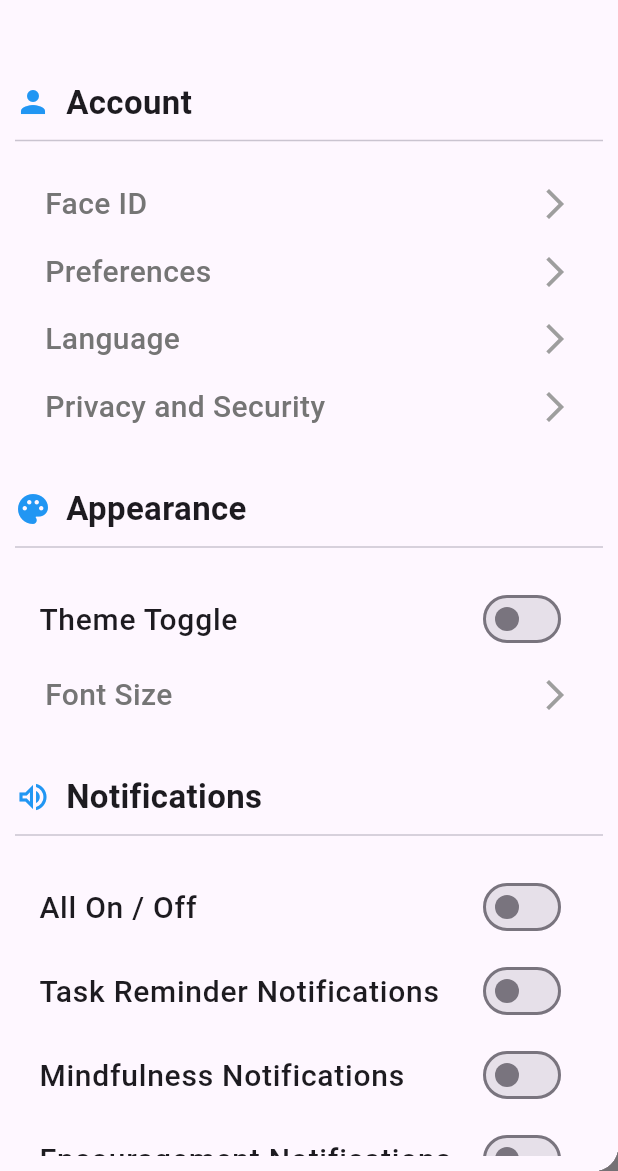
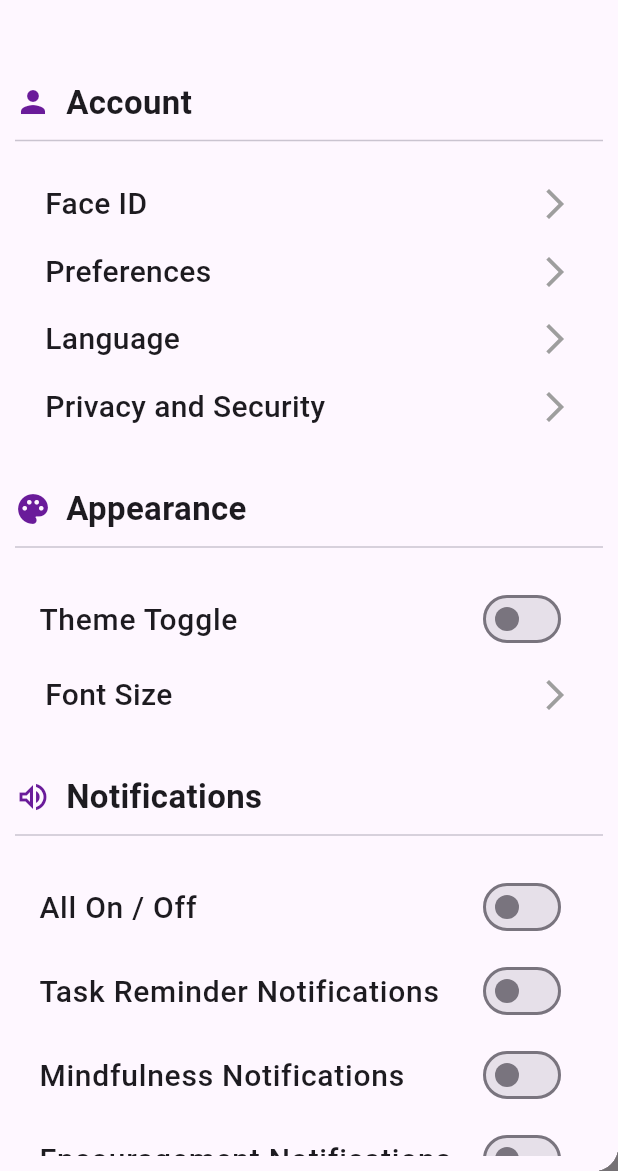
Before and after one commit to sebastiangalloway/Pyramids, a Flutter app: the screen it shows after launch, with the side drawer open, on a phone screen of 412 x 824 dp, the part 65-1236 px from its top. Run offline on Flutter 3.47's test engine with Material 3 defaults, Android fonts, the phone set to English and light mode, and no system bars; our stand-ins replace isar, shared_preferences; accounts and stored records are empty; generated files the repository leaves out were written again.

Commit message:
blue to purple icons and font color unhardcoded to sync with theme

```diff
--- a/lib/main_home_screen.dart
+++ b/lib/main_home_screen.dart
@@ -52,8 +52,7 @@ class _MainHomeScreenState extends State<MainHomeScreen> {
         showSelectedLabels: true,
         showUnselectedLabels: true,
         type: BottomNavigationBarType.fixed,
-        selectedItemColor: Colors.amber,
-        unselectedItemColor: Colors.blueGrey,
+        selectedItemColor: Colors.purple[800],
         items: const <BottomNavigationBarItem>[
           BottomNavigationBarItem(
             icon: Icon(Icons.home),
--- a/lib/screens/settings_screen.dart
+++ b/lib/screens/settings_screen.dart
@@ -1,4 +1,3 @@
-import 'package:flutter/cupertino.dart';
 import 'package:flutter/material.dart';
 import 'package:url_launcher/url_launcher.dart';
 import 'package:provider/provider.dart';
@@ -95,7 +94,7 @@ class _SettingsScreen extends State<SettingsScreen> {
                 children: [
                   Icon(
                     Icons.person,
-                    color: Colors.blue,
+                    color: Colors.purple[800],
                   ),
                   SizedBox(width: 10),
                   Text("Account",
@@ -112,7 +111,7 @@ class _SettingsScreen extends State<SettingsScreen> {
               SizedBox(height: 30),
               Row(
                 children: [
-                  Icon(Icons.palette, color: Colors.blue),
+                  Icon(Icons.palette, color: Colors.purple[800]),
                   SizedBox(width: 10),
                   Text("Appearance",
                       style:
@@ -130,7 +129,7 @@ class _SettingsScreen extends State<SettingsScreen> {
               SizedBox(height: 30),
               Row(
                 children: [
-                  Icon(Icons.volume_up_outlined, color: Colors.blue),
+                  Icon(Icons.volume_up_outlined, color: Colors.purple[800]),
                   SizedBox(width: 10),
                   Text("Notifications",
                       style:
@@ -152,7 +151,7 @@ class _SettingsScreen extends State<SettingsScreen> {
                 children: [
                   Icon(
                     Icons.person,
-                    color: Colors.blue,
+                    color: Colors.purple[800],
                   ),
                   SizedBox(width: 10),
                   Text("Extras",
@@ -215,7 +214,7 @@ Widget buildToggleOption(String title, bool value, void Function(bool) onChangeM
     ),
     trailing: Switch(
       value: value,
-      activeColor: Colors.blue,
+      activeColor: Colors.purple[800],
       onChanged: (bool newValue) {
         onChangeMethod(newValue); // ✅ Calls the provided function
       },
@@ -252,7 +251,7 @@ Widget buildToggleOption(String title, bool value, void Function(bool) onChangeM
                 style: TextStyle(
                     fontSize: 20,
                     fontWeight: FontWeight.w500,
-                    color: Colors.grey[600])
+                  )
               ),
               Icon(Icons.arrow_forward_ios, color: Colors.grey)
             ],
```
